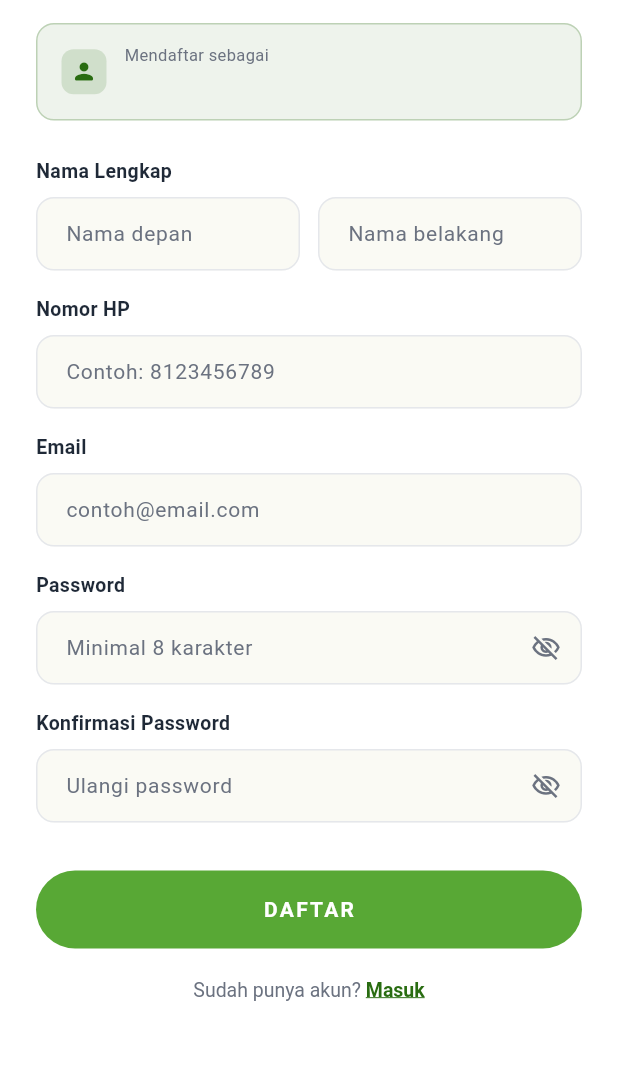
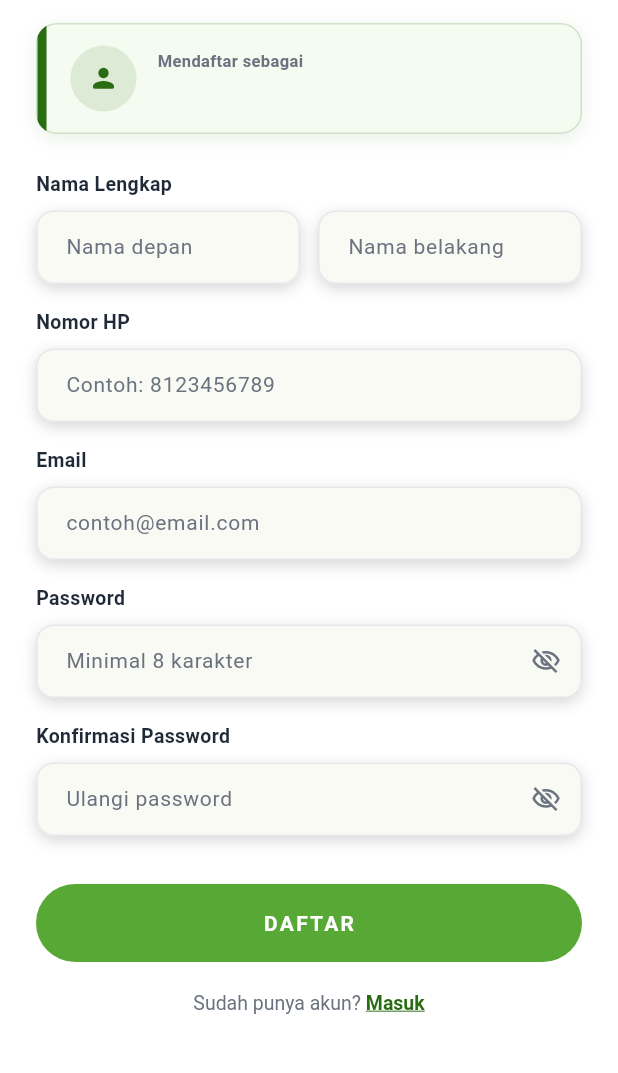
Before and after one commit to MISBAHULLL/Traceability_Durian, a Flutter app: the RegisterFormScreen screen opened directly with empty values, on a phone screen of 412 x 824 dp, the part 64-1137 px from its top. Run offline on Flutter 3.47's test engine with Material 3 defaults, Android fonts, the phone set to English and light mode, and no system bars; our stand-ins replace connectivity_plus, device_preview, image_picker, qr_flutter, shared_preferences; missing offline and left inert: mobile_scanner; accounts and stored records are empty.

Commit message:
menambahkan shadow di form pendaftaran

```diff
--- a/lib/features/auth/screens/register_form_screen.dart
+++ b/lib/features/auth/screens/register_form_screen.dart
@@ -761,24 +761,44 @@ class _RoleBadge extends StatelessWidget {
   Widget build(BuildContext context) {
     return Container(
       width: double.infinity,
-      padding: const EdgeInsets.symmetric(horizontal: 16, vertical: 12),
       decoration: BoxDecoration(
-        color: color.withValues(alpha: 0.08),
-        borderRadius: BorderRadius.circular(12),
-        border: Border.all(color: color.withValues(alpha: 0.25), width: 1),
+        color: const Color(0xFFF4FBF1),
+        borderRadius: BorderRadius.circular(14),
+        border: Border.all(color: color.withValues(alpha: 0.18), width: 1),
+        boxShadow: [
+          BoxShadow(
+            color: color.withValues(alpha: 0.10),
+            blurRadius: 10,
+            offset: const Offset(0, 3),
+          ),
+        ],
+      ),
+      clipBehavior: Clip.antiAlias,
+      child: IntrinsicHeight(
+        child: Row(
+          children: [
+            Container(width: 6, color: color),
+            Expanded(
+              child: Padding(
+                padding: const EdgeInsets.symmetric(
+                  horizontal: 16,
+                  vertical: 14,
                 ),
                 child: Row(
                   children: [
                     Container(
-            padding: const EdgeInsets.all(6),
+                      width: 44,
+                      height: 44,
                       decoration: BoxDecoration(
-              color: color.withValues(alpha: 0.15),
-              borderRadius: BorderRadius.circular(8),
+                        color: color.withValues(alpha: 0.12),
+                        shape: BoxShape.circle,
                       ),
-            child: Icon(icon, size: 18, color: color),
+                      child: Icon(icon, size: 21, color: color),
                     ),
-          const SizedBox(width: 12),
-          Column(
+                    const SizedBox(width: 14),
+                    Expanded(
+                      child: Column(
+                        mainAxisSize: MainAxisSize.min,
                         crossAxisAlignment: CrossAxisAlignment.start,
                         children: [
                           const Text(
@@ -786,21 +806,31 @@ class _RoleBadge extends StatelessWidget {
                             style: TextStyle(
                               fontSize: 11,
                               color: AppColors.placeholder,
-                  fontWeight: FontWeight.w400,
+                              fontWeight: FontWeight.w600,
+                              height: 1.2,
                             ),
                           ),
-              const SizedBox(height: 2),
+                          const SizedBox(height: 4),
                           Text(
                             label,
+                            maxLines: 1,
+                            overflow: TextOverflow.ellipsis,
                             style: TextStyle(
-                  fontSize: 14,
+                              fontSize: 16,
                               fontWeight: FontWeight.w700,
                               color: color,
+                              height: 1.2,
                             ),
                           ),
                         ],
                       ),
+                    ),
                   ],
+                ),
+              ),
+            ),
+          ],
+        ),
       ),
     );
   }
@@ -878,7 +908,18 @@ class _FormFieldState extends State<_FormField> {
       borderSide: BorderSide(color: AppColors.primaryContainer, width: 2),
     );
 
-    return TextField(
+    return Container(
+      decoration: BoxDecoration(
+        borderRadius: radius,
+        boxShadow: [
+          BoxShadow(
+            color: Colors.black.withValues(alpha: 0.16),
+            blurRadius: 8,
+            offset: const Offset(0, 3),
+          ),
+        ],
+      ),
+      child: TextField(
         controller: widget.controller,
         focusNode: widget.focusNode,
         obscureText: _obscure,
@@ -919,6 +960,7 @@ class _FormFieldState extends State<_FormField> {
                   ),
                 )
               : null,
+        ),
       ),
     );
   }
```
Lines whose indentation alone changed are shown as unchanged.
